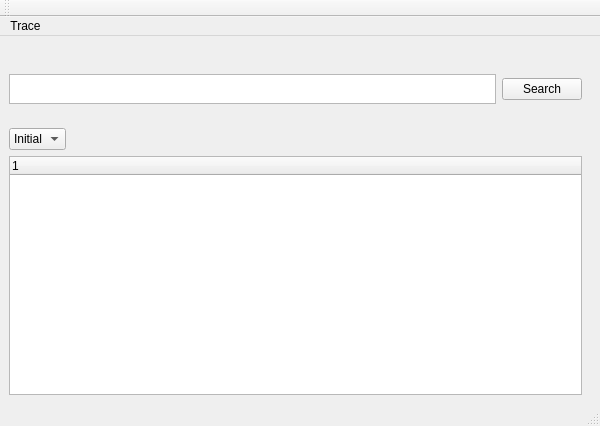
Old version of the form QtWidgetsApplication1.ui in the repository stefanzweig/qt_trace.
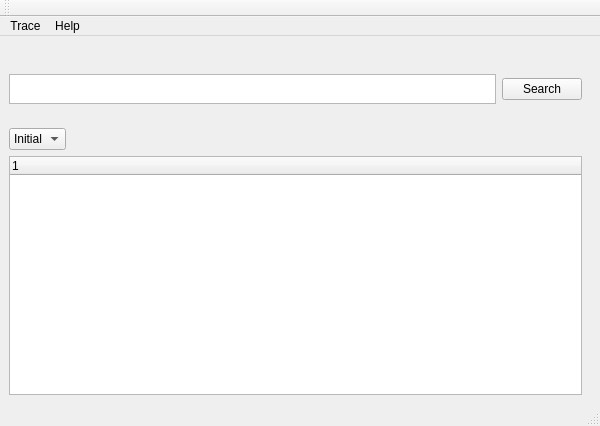
New version of the form.

```diff
--- a/QtWidgetsApplication1.ui
+++ b/QtWidgetsApplication1.ui
@@ -65,7 +65,14 @@
        <addaction name="actionstop"/>
        <addaction name="actionmode"/>
       </widget>
+      <widget class="QMenu" name="menuHelp">
+       <property name="title">
+        <string>Help</string>
+       </property>
+       <addaction name="actionAbout"/>
+      </widget>
       <addaction name="menu"/>
+      <addaction name="menuHelp"/>
      </widget>
     </item>
     <item>
```
Left out of the diff: 5 changed lines with no effect on the pictures. Lines whose indentation alone changed are shown as unchanged.
